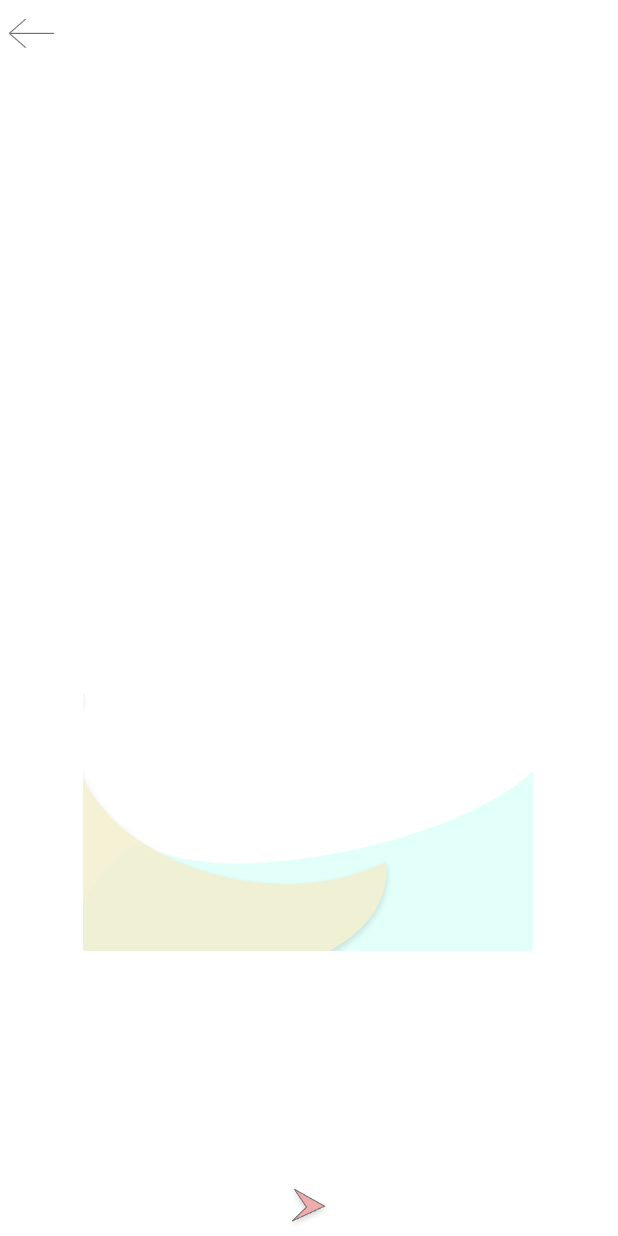
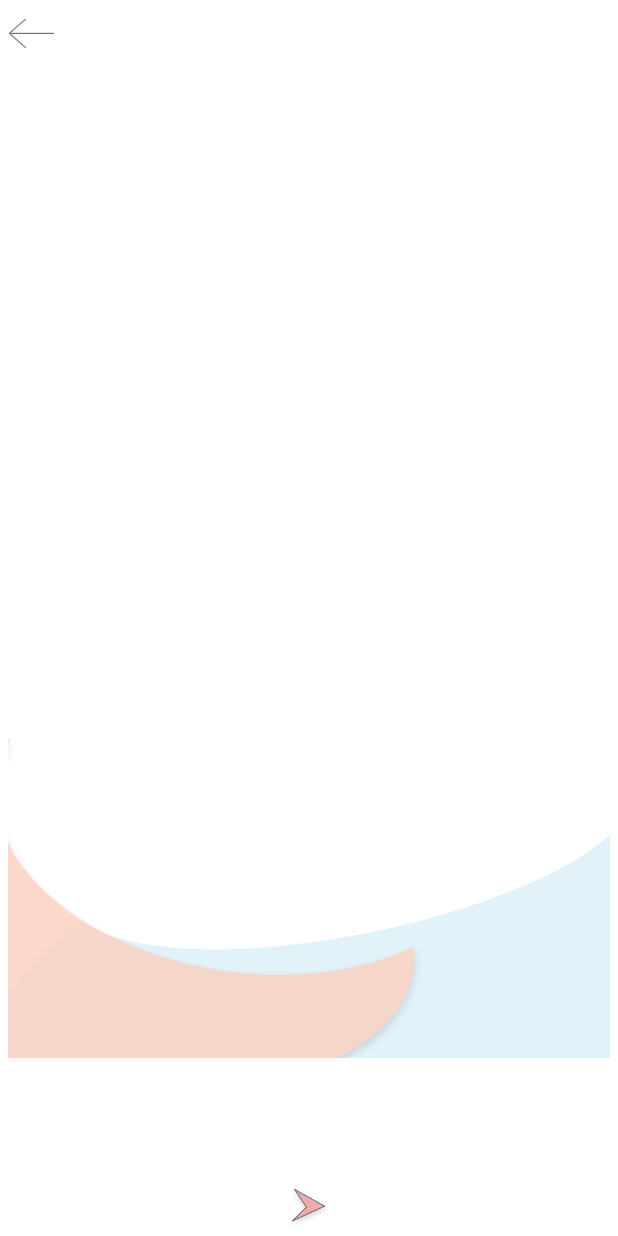
Before and after one commit to SaulGrez/curso_terminado, an Android app: the tema1avaActivity screen opened directly, with no data from a screen before it, on a phone screen of 412 x 824 dp. Run offline under Robolectric (Android 15) with nearby library versions, the phone set to English and light mode, and no system bars; our stand-ins replace Firebase (no records; nobody signed in at launch, a user with empty details on screens opened directly); pictures from the network do not load.

Commit message:
LALOv1.3

```diff
--- a/app/src/main/res/layout/activity_ava1.xml
+++ b/app/src/main/res/layout/activity_ava1.xml
@@ -9,15 +9,16 @@
 
     <androidx.recyclerview.widget.RecyclerView
         android:id="@+id/rvtema1"
-        android:layout_width="300dp"
-        android:layout_height="500dp"
-        android:background="@drawable/tema9"
+        android:layout_width="match_parent"
+        android:layout_height="620dp"
+        android:layout_margin="5dp"
+        android:background="@drawable/tema4"
         app:layout_constraintBottom_toBottomOf="parent"
         app:layout_constraintEnd_toEndOf="parent"
         app:layout_constraintHorizontal_bias="0.494"
         app:layout_constraintStart_toStartOf="parent"
         app:layout_constraintTop_toTopOf="parent"
-        app:layout_constraintVertical_bias="0.414" />
+        app:layout_constraintVertical_bias="0.414"/>
 
     <ImageView
         android:id="@+id/imageView3"
```
Also changed, not shown: app/src/main/res/layout/activity_ava2.xml (+5 -4 lines), app/src/main/res/layout/activity_ava3.xml (+4 -3 lines), app/src/main/res/layout/activity_ava4.xml (+5 -4 lines), app/src/main/res/layout/activity_ava5.xml (+4 -3 lines), app/src/main/res/layout/activity_ava6.xml (+4 -3 lines).
